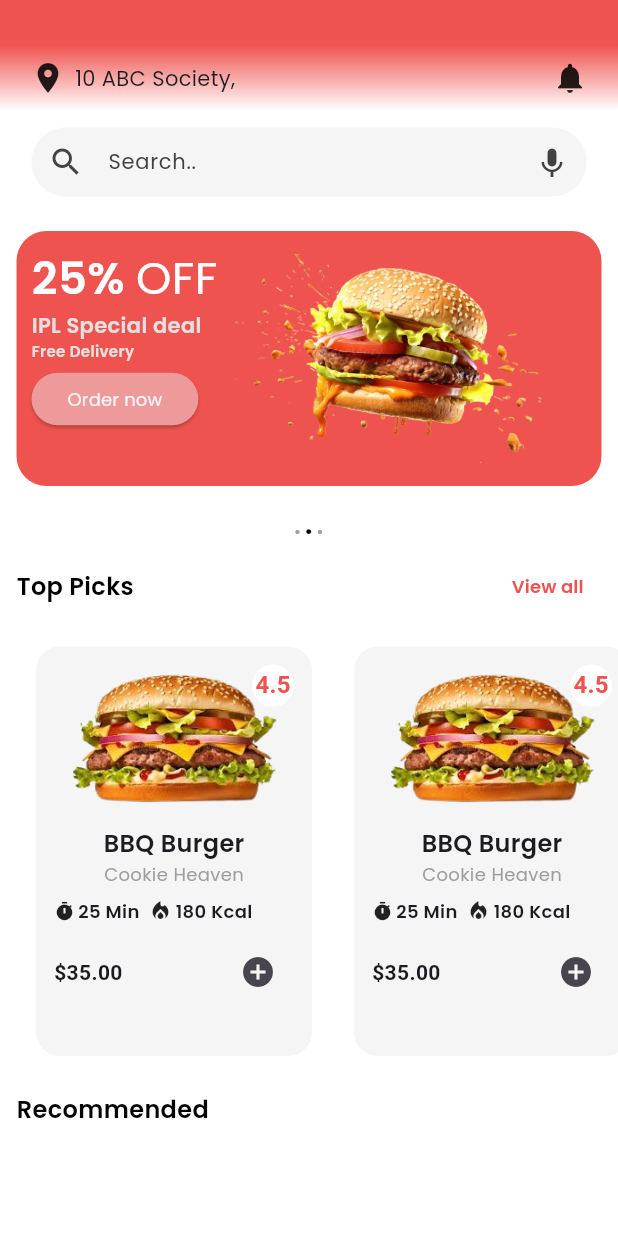
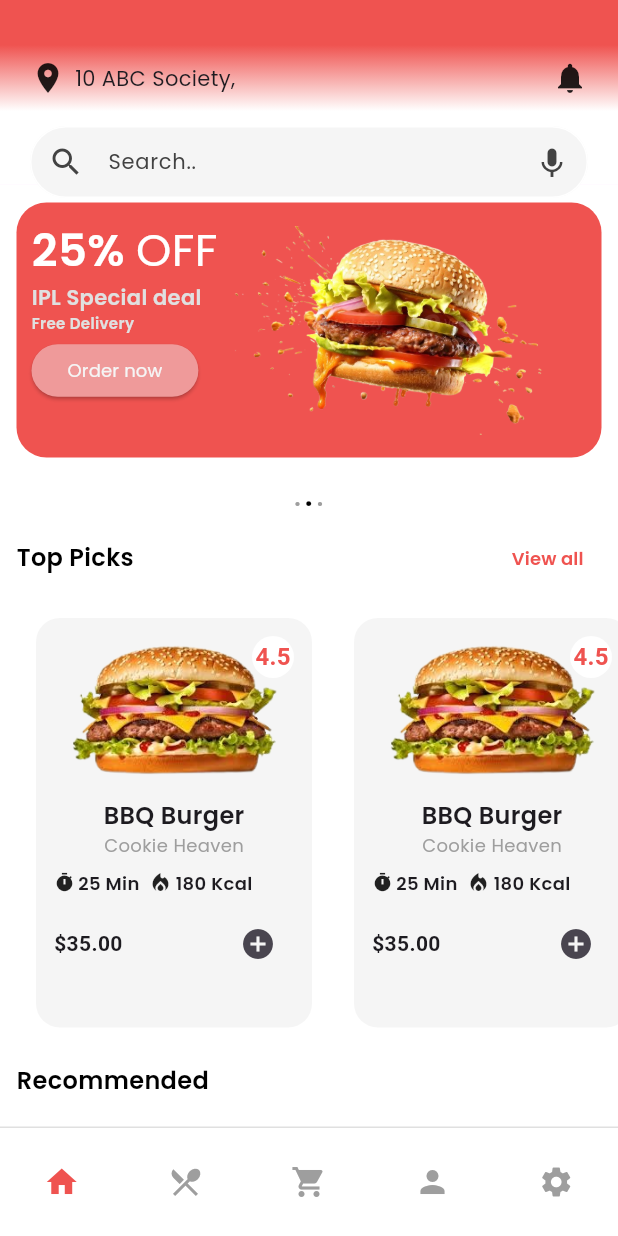
Before and after one commit to VandanKambodi/Snackzilla, a Flutter app: the homePage screen opened directly, on a phone screen of 412 x 824 dp. Run offline on Flutter 3.47's test engine with Material 3 defaults, Android fonts, the phone set to English and light mode, and no system bars; our stand-ins replace font_awesome_flutter.

Commit message:
Settings Page & Home Page design
Implement Settings Page

```diff
--- a/lib/homePage.dart
+++ b/lib/homePage.dart
@@ -2,6 +2,7 @@
 
 import 'package:flutter/cupertino.dart';
 import 'package:flutter/material.dart';
+import 'package:snackzilla/settingPage.dart';
 
 class homePage extends StatefulWidget{
 
@@ -67,16 +68,56 @@ class _homePageState extends State<homePage> {
     },
   ];
 
+  List<Map<String, dynamic>> Rlist = [
+    {
+      'title': 'BBQ Burger',
+      'description': 'Cookie Heaven',
+      'price': '\$35.00',
+      'rating': 4.5,
+      'image': 'assets/Images/b2.png',
+      'review': 20,
+      'isVeg': false,
+    },
+    {
+      'title': 'BBQ Burger',
+      'description': 'Cookie Heaven',
+      'price': '\$35.00',
+      'rating': 4.5,
+      'image': 'assets/Images/b2.png',
+      'review': 20,
+      'isVeg': false,
+    },
+    {
+      'title': 'BBQ Burger',
+      'description': 'Cookie Heaven',
+      'price': '\$35.00',
+      'rating': 4.5,
+      'image': 'assets/Images/b2.png',
+      'review': 20,
+      'isVeg': false,
+    },
+    {
+      'title': 'BBQ Burger',
+      'description': 'Cookie Heaven',
+      'price': '\$35.00',
+      'rating': 4.5,
+      'image': 'assets/Images/b2.png',
+      'review': 20,
+      'isVeg': false,
+    },
+  ];
+
+
   @override
   Widget build(BuildContext context) {
     // TODO: implement build
     return Scaffold(
-      body:
-        Container(
-          color: Colors.white,
-          child: Column(
-            children: [
-              Container(
+      appBar: PreferredSize(preferredSize: Size.fromHeight(123.0),
+      child: AppBar(
+        automaticallyImplyLeading: false,
+        backgroundColor: Colors.transparent, // Make AppBar transparent to show your custom background
+        elevation: 0,
+        flexibleSpace: Container(
           color: Colors.white,
           child: Column(
             children: [
@@ -143,6 +184,15 @@ class _homePageState extends State<homePage> {
             ],
           ),
         ),
+      ),
+      ),
+      body:
+        SingleChildScrollView(
+          scrollDirection: Axis.vertical,
+          child: Container(
+            color: Colors.white,
+            child: Column(
+              children: [
 
                 Padding(
                   padding: const EdgeInsets.only(top: 12.0,bottom: 0.0,left: 5.0,right: 5.0),
@@ -252,10 +302,47 @@ class _homePageState extends State<homePage> {
                   ),
                 ),
 
+                Container(
+                  height: 305,
+                  child: ListView.builder(
+                    scrollDirection: Axis.horizontal,
+                    padding: const EdgeInsets.symmetric(horizontal: 16,vertical: 16),
+                    itemCount: burgers.length,
+                    itemBuilder: (context, index) {
+                      return Padding(
+                        padding: const EdgeInsets.only(right: 12.0),
+                        child: BurgerCard(burgers[index]),
+                      );
+                    },
+                  ),
+                ),
+
 
               ],
             ),
-        )
+          ),
+        ),
+
+      bottomNavigationBar:
+      Container(
+        padding: EdgeInsets.symmetric(vertical: 12),
+        decoration: BoxDecoration(
+          color: Colors.white,
+          border: Border(top: BorderSide(color: Colors.grey.shade300)),
+        ),
+        child: Row(
+          mainAxisAlignment: MainAxisAlignment.spaceAround,
+          children: [
+            IconButton(onPressed: (){}, icon: Icon(Icons.home), color: Colors.red.shade400),
+            IconButton(onPressed: (){}, icon: Icon(Icons.restaurant_menu), color: Colors.grey),
+            IconButton(onPressed: (){}, icon: Icon(Icons.shopping_cart), color: Colors.grey),
+            IconButton(onPressed: (){}, icon: Icon(Icons.person), color: Colors.grey),
+            IconButton(onPressed: (){
+              Navigator.push(context, MaterialPageRoute(builder: (context)=>settingPage()));
+            }, icon: Icon(Icons.settings), color: Colors.grey),
+          ],
+        ),
+      ),
     );
   }
 }
```
Also changed, not shown: lib/settingPage.dart (added, +140 -0 lines). Lines whose indentation alone changed are shown as unchanged.
